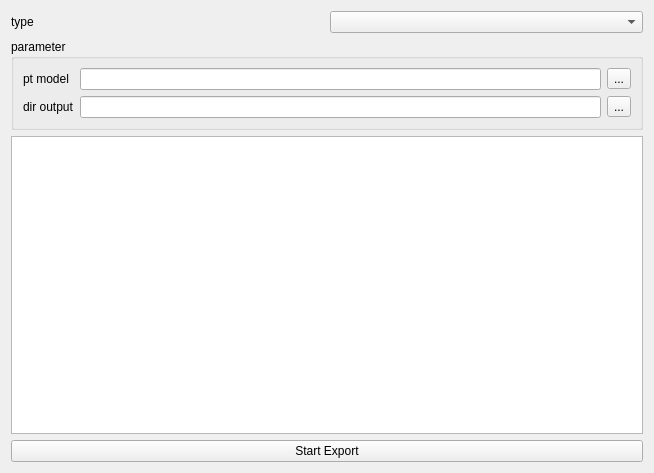
Qt form src/WidgetExport/widgetexport.ui (MRsoymilk/MyYolo) before a commit.
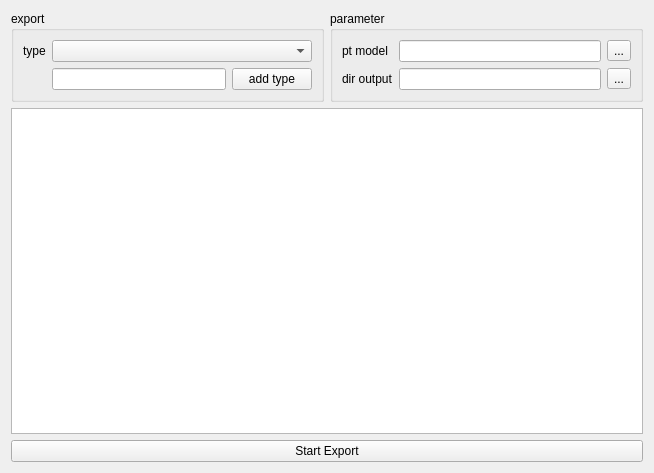
The same form after that commit.

What changed in the file:
```diff
--- a/src/WidgetExport/widgetexport.ui
+++ b/src/WidgetExport/widgetexport.ui
@@ -13,32 +13,41 @@
   <property name="windowTitle">
    <string>Form</string>
   </property>
+  <layout class="QGridLayout" name="gridLayout_2">
+   <item row="0" column="0">
+    <widget class="QGroupBox" name="gBoxExport">
+     <property name="title">
+      <string>export</string>
+     </property>
   <layout class="QGridLayout" name="gridLayout">
-   <item row="0" column="0">
-    <layout class="QHBoxLayout" name="hLayType">
-     <item>
+      <item row="1" column="1">
+       <widget class="QComboBox" name="comboBoxType"/>
+      </item>
+      <item row="1" column="0">
       <widget class="QLabel" name="labelType">
        <property name="text">
         <string>type</string>
        </property>
       </widget>
      </item>
+      <item row="2" column="1">
+       <layout class="QHBoxLayout" name="hLayAddType">
      <item>
-      <widget class="QComboBox" name="comboBoxType"/>
-     </item>
-    </layout>
-   </item>
-   <item row="3" column="0">
-    <widget class="QPushButton" name="btnStartExport">
+         <widget class="QLineEdit" name="lEditAddType"/>
+        </item>
+        <item>
+         <widget class="QPushButton" name="btnAddType">
      <property name="text">
-      <string>Start Export</string>
+           <string>add type</string>
      </property>
     </widget>
    </item>
-   <item row="2" column="0">
-    <widget class="QTextEdit" name="txtEditLog"/>
-   </item>
-   <item row="1" column="0">
+       </layout>
+      </item>
+     </layout>
+    </widget>
+   </item>
+   <item row="0" column="1">
     <widget class="QGroupBox" name="gBoxParameter">
      <property name="title">
       <string>parameter</string>
@@ -89,6 +98,16 @@
      </layout>
     </widget>
    </item>
+   <item row="2" column="0" colspan="2">
+    <widget class="QTextEdit" name="txtEditLog"/>
+   </item>
+   <item row="3" column="0" colspan="2">
+    <widget class="QPushButton" name="btnStartExport">
+     <property name="text">
+      <string>Start Export</string>
+     </property>
+    </widget>
+   </item>
   </layout>
  </widget>
  <resources/>
```
Left out of the diff: 14 changed lines with no effect on the pictures. Lines whose indentation alone changed are shown as unchanged.
